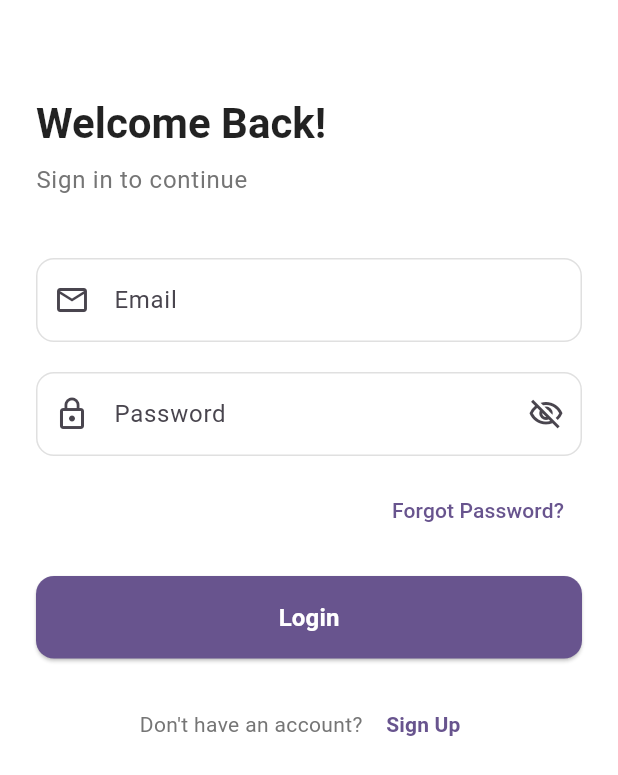
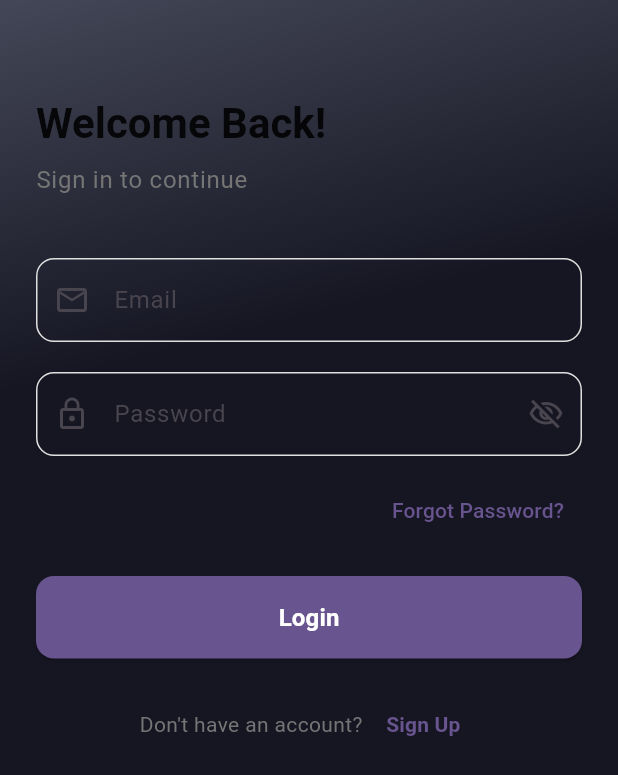
Before and after one commit to fang69x/shoes, a Flutter app: the LoginPage screen opened directly, on a phone screen of 412 x 824 dp. Shown: the top 775 px of the screen. Run offline on Flutter 3.47's test engine with Material 3 defaults, Android fonts, the phone set to English and light mode, and no system bars; missing offline and left inert: model_viewer_plus.

Commit message:
theme changed

```diff
--- a/lib/main.dart
+++ b/lib/main.dart
@@ -1,5 +1,5 @@
 import 'package:flutter/material.dart';
-import 'package:practice/screens/welcome_page.dart';
+import 'package:practice/screens/login_page.dart';
 
 void main() {
   runApp(const MyApp());
@@ -10,7 +10,8 @@
   @override
   Widget build(BuildContext context) {
     return MaterialApp(
-      home: WelcomePage(),
+      debugShowCheckedModeBanner: false,
+      home: LoginPage(),
       theme: ThemeData(
         colorScheme: ColorScheme.fromSeed(seedColor: Colors.deepPurple),
         useMaterial3: true,
--- a/lib/screens/login_page.dart
+++ b/lib/screens/login_page.dart
@@ -20,7 +20,18 @@
     return Scaffold(
       backgroundColor: Colors.white,
       body: SafeArea(
-        child: SingleChildScrollView(
+        child: Container(
+          decoration: BoxDecoration(
+            gradient: const LinearGradient(
+              begin: Alignment.bottomCenter,
+              end: Alignment.topLeft,
+              colors: [
+                Color.fromARGB(255, 22, 22, 35), // Dark blue-black
+                Color(0xFF444757), // Medium slate gray
+              ],
+              stops: [0.7, 1.5],
+            ),
+          ),
           child: Padding(
             padding: const EdgeInsets.all(24.0),
             child: Column(
```
